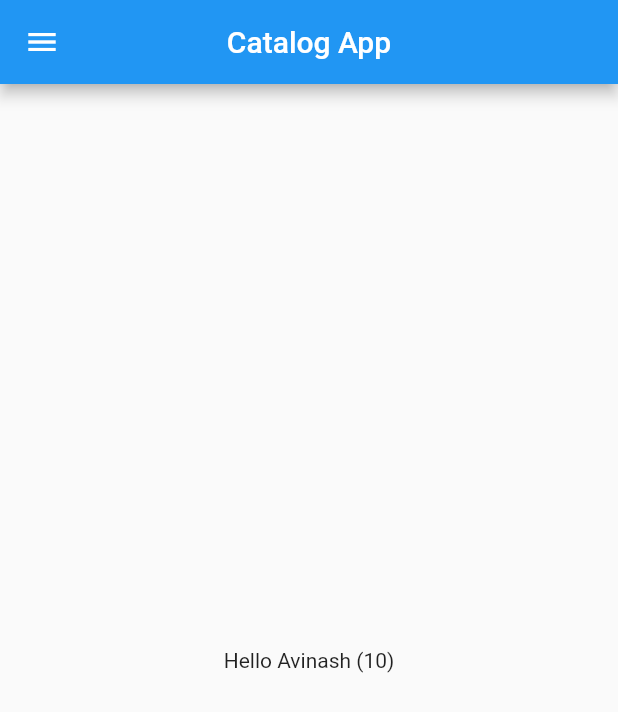
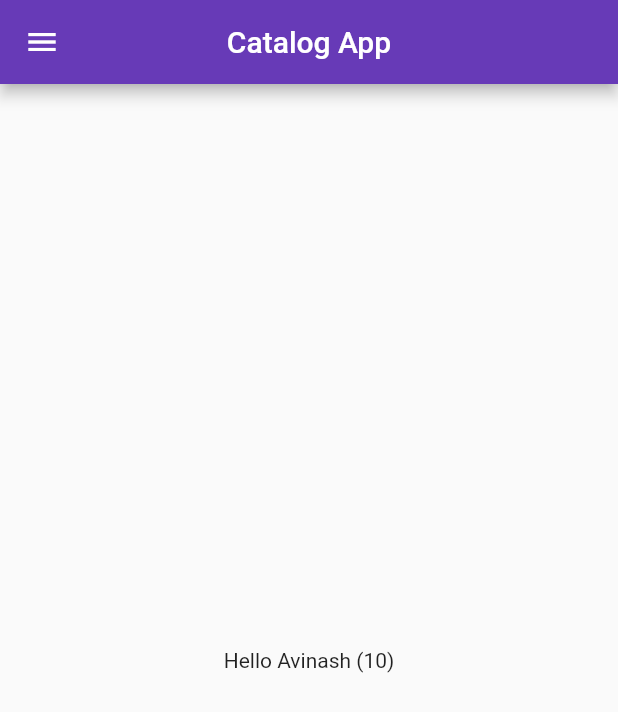
Before and after one commit to Avinashrola/catalog-app, a Flutter app: the screen it shows after launch, on a phone screen of 412 x 824 dp. Shown: the top 712 px of the screen. Run offline on Flutter 3.47's test engine with Material 2 defaults, Android fonts, the phone set to English and light mode, and no system bars.

Commit message:
day 3 completed

```diff
--- a/lib/main.dart
+++ b/lib/main.dart
@@ -1,5 +1,6 @@
 import 'package:flutter/material.dart';
-import 'package:flutter_application_3/homepage.dart';
+import 'package:flutter_application_3/pages/homepage.dart';
+import 'package:flutter_application_3/pages/loginpage.dart';
 
 void main() {
   runApp(MyApp());
@@ -10,9 +11,17 @@ class MyApp extends StatelessWidget {
 
   @override
   Widget build(BuildContext context) {
-    final int days = 10;
-    final String name = 'Avinash';
-
-    return MaterialApp(debugShowCheckedModeBanner: false, home: homepage());
+    return MaterialApp(
+      debugShowCheckedModeBanner: false,
+      themeMode: ThemeMode.light,
+      theme: ThemeData(primarySwatch: Colors.deepPurple),
+      darkTheme: ThemeData(brightness: Brightness.dark),
+      initialRoute: "/home",
+      routes: {
+        "/": (context) => LoginPage(),
+        "/home": (context) => homepage(),
+        "/login": (context) => LoginPage()
+      },
+    );
   }
 }
```
Also changed, not shown: lib/pages/loginpage.dart (added, +21 -0 lines), lib/pages/homepage.dart (renamed from lib/homepage.dart).
